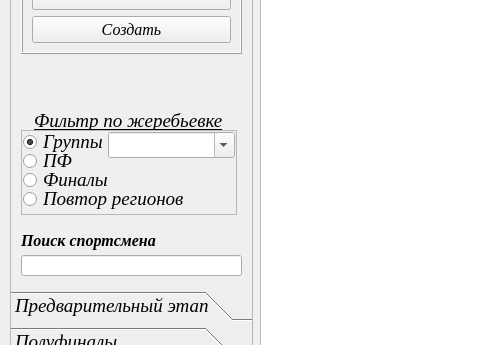
Qt form UI/main_window.ui (Kaspar0810/Competitions_TT_SQL) before a commit; both pictures show x 0 to 480 and y 319 to 664 of the 1111 by 825 pixel window.
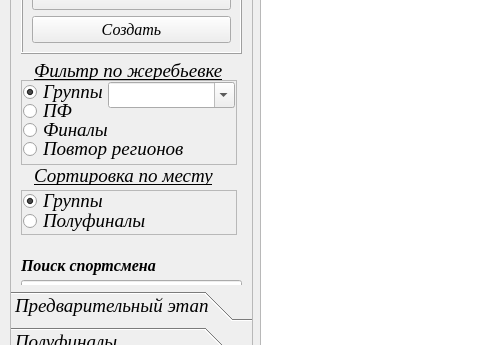
The same form after that commit. The open tabs and pages were chosen to show the change.

The edit to the form file:
```diff
--- a/UI/main_window.ui
+++ b/UI/main_window.ui
@@ -4724,7 +4724,7 @@
       <property name="geometry">
        <rect>
         <x>23</x>
-        <y>300</y>
+        <y>250</y>
         <width>201</width>
         <height>20</height>
        </rect>
@@ -4747,7 +4747,7 @@
       <property name="geometry">
        <rect>
         <x>10</x>
-        <y>320</y>
+        <y>270</y>
         <width>216</width>
         <height>85</height>
        </rect>
@@ -4998,7 +4998,7 @@
       <property name="geometry">
        <rect>
         <x>10</x>
-        <y>420</y>
+        <y>445</y>
         <width>211</width>
         <height>20</height>
        </rect>
@@ -5020,12 +5020,80 @@
       <property name="geometry">
        <rect>
         <x>10</x>
-        <y>445</y>
+        <y>470</y>
         <width>221</width>
         <height>21</height>
        </rect>
       </property>
      </widget>
+     <widget class="QFrame" name="frame_4">
+      <property name="geometry">
+       <rect>
+        <x>10</x>
+        <y>380</y>
+        <width>216</width>
+        <height>45</height>
+       </rect>
+      </property>
+      <property name="frameShape">
+       <enum>QFrame::StyledPanel</enum>
+      </property>
+      <property name="frameShadow">
+       <enum>QFrame::Raised</enum>
+      </property>
+      <widget class="QRadioButton" name="radioButton_gr_sort">
+       <property name="geometry">
+        <rect>
+         <x>2</x>
+         <y>1</y>
+         <width>81</width>
+         <height>20</height>
+        </rect>
+       </property>
+       <property name="text">
+        <string>Группы</string>
+       </property>
+       <property name="checked">
+        <bool>true</bool>
+       </property>
+      </widget>
+      <widget class="QRadioButton" name="radioButton_sf_sort">
+       <property name="geometry">
+        <rect>
+         <x>2</x>
+         <y>21</y>
+         <width>151</width>
+         <height>20</height>
+        </rect>
+       </property>
+       <property name="text">
+        <string>Полуфиналы</string>
+       </property>
+      </widget>
+     </widget>
+     <widget class="QLabel" name="label_28">
+      <property name="geometry">
+       <rect>
+        <x>23</x>
+        <y>355</y>
+        <width>201</width>
+        <height>20</height>
+       </rect>
+      </property>
+      <property name="font">
+       <font>
+        <family>Times New Roman</family>
+        <pointsize>14</pointsize>
+        <weight>50</weight>
+        <italic>true</italic>
+        <bold>false</bold>
+        <underline>true</underline>
+       </font>
+      </property>
+      <property name="text">
+       <string>&lt;html&gt;&lt;head/&gt;&lt;body&gt;&lt;p&gt;Сортировка по месту&lt;/p&gt;&lt;/body&gt;&lt;/html&gt;</string>
+      </property>
+     </widget>
     </widget>
     <widget class="QWidget" name="page_3">
      <property name="geometry">
```
Left out of the diff: 2 changed lines with no effect on the pictures.
